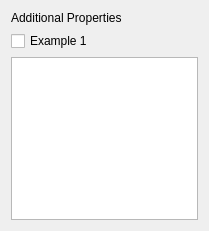
eigenbom/MQ-Sprite, file src/propertieswidget.ui: the form before one commit.
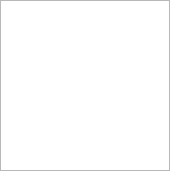
The form after the commit.

Patch:
```diff
--- a/src/propertieswidget.ui
+++ b/src/propertieswidget.ui
@@ -6,28 +6,26 @@
    <rect>
     <x>0</x>
     <y>0</y>
-    <width>209</width>
-    <height>231</height>
+    <width>170</width>
+    <height>171</height>
    </rect>
   </property>
   <property name="windowTitle">
    <string>Form</string>
   </property>
   <layout class="QVBoxLayout" name="verticalLayout">
-   <item>
-    <widget class="QLabel" name="label">
-     <property name="text">
-      <string>Additional Properties</string>
-     </property>
-    </widget>
-   </item>
-   <item>
-    <widget class="QCheckBox" name="checkBox">
-     <property name="text">
-      <string>Example 1</string>
-     </property>
-    </widget>
-   </item>
+   <property name="leftMargin">
+    <number>0</number>
+   </property>
+   <property name="topMargin">
+    <number>0</number>
+   </property>
+   <property name="rightMargin">
+    <number>0</number>
+   </property>
+   <property name="bottomMargin">
+    <number>0</number>
+   </property>
    <item>
     <widget class="QPlainTextEdit" name="textEditProperties">
      <property name="toolTip">
```
